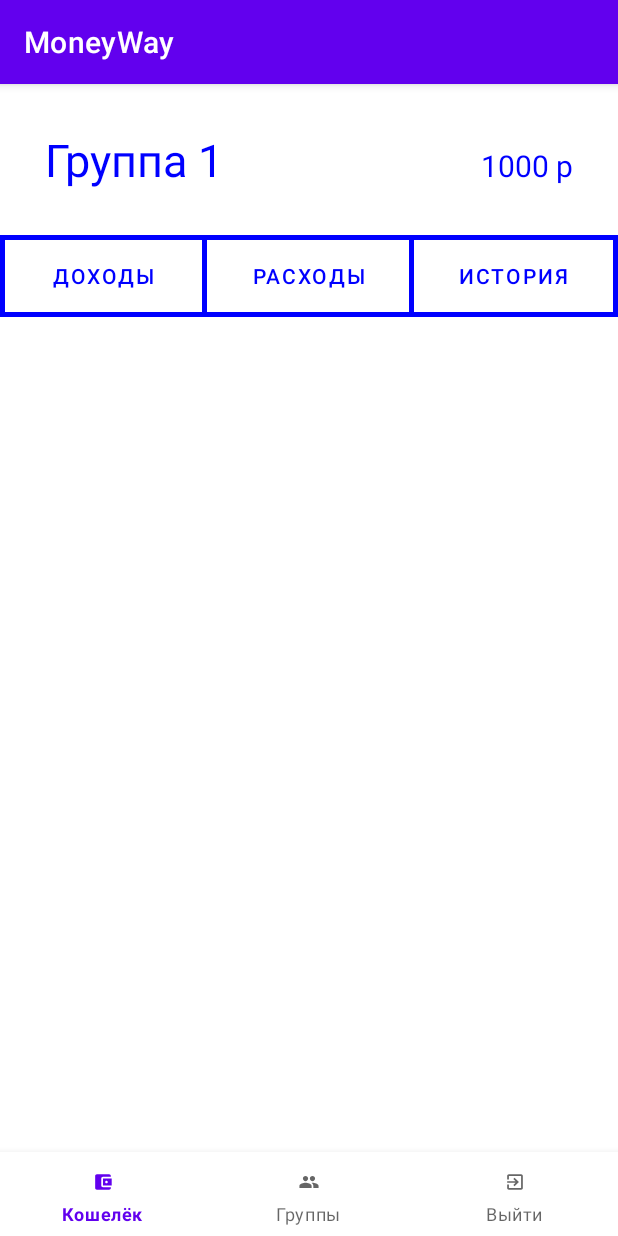
After one commit to PavelFilonov/MoneyWayApp, an Android app: the fragment GroupFragment shown on its own in the app's theme, on a phone screen of 412 x 824 dp. The commit adds this screen. Run offline under Robolectric (Android 15) with nearby library versions, the phone set to English and light mode, and no system bars.

Commit message:
Add group layout

```diff
--- /dev/null
+++ b/app/src/main/java/com/example/moneywayapp/GroupFragment.java
@@ -0,0 +1,64 @@
+package com.example.moneywayapp;
+
+import android.os.Bundle;
+
+import androidx.fragment.app.Fragment;
+
+import android.view.LayoutInflater;
+import android.view.View;
+import android.view.ViewGroup;
+
+/**
+ * A simple {@link Fragment} subclass.
+ * Use the {@link GroupFragment#newInstance} factory method to
+ * create an instance of this fragment.
+ */
+public class GroupFragment extends Fragment {
+
+    // TODO: Rename parameter arguments, choose names that match
+    // the fragment initialization parameters, e.g. ARG_ITEM_NUMBER
+    private static final String ARG_PARAM1 = "param1";
+    private static final String ARG_PARAM2 = "param2";
+
+    // TODO: Rename and change types of parameters
+    private String mParam1;
+    private String mParam2;
+
+    public GroupFragment() {
+        // Required empty public constructor
+    }
+
+    /**
+     * Use this factory method to create a new instance of
+     * this fragment using the provided parameters.
+     *
+     * @param param1 Parameter 1.
+     * @param param2 Parameter 2.
+     * @return A new instance of fragment GroupFragment.
+     */
+    // TODO: Rename and change types and number of parameters
+    public static GroupFragment newInstance(String param1, String param2) {
+        GroupFragment fragment = new GroupFragment();
+        Bundle args = new Bundle();
+        args.putString(ARG_PARAM1, param1);
+        args.putString(ARG_PARAM2, param2);
+        fragment.setArguments(args);
+        return fragment;
+    }
+
+    @Override
+    public void onCreate(Bundle savedInstanceState) {
+        super.onCreate(savedInstanceState);
+        if (getArguments() != null) {
+            mParam1 = getArguments().getString(ARG_PARAM1);
+            mParam2 = getArguments().getString(ARG_PARAM2);
+        }
+    }
+
+    @Override
+    public View onCreateView(LayoutInflater inflater, ViewGroup container,
+                             Bundle savedInstanceState) {
+        // Inflate the layout for this fragment
+        return inflater.inflate(R.layout.group, container, false);
+    }
+}
--- /dev/null
+++ b/app/src/main/res/layout/group.xml
@@ -0,0 +1,131 @@
+<?xml version="1.0" encoding="utf-8"?>
+<LinearLayout xmlns:android="http://schemas.android.com/apk/res/android"
+    xmlns:app="http://schemas.android.com/apk/res-auto"
+    xmlns:tools="http://schemas.android.com/tools"
+    android:layout_width="match_parent"
+    android:layout_height="match_parent"
+    android:orientation="vertical"
+    tools:context=".GroupFragment">
+
+    <LinearLayout
+        android:layout_width="match_parent"
+        android:layout_height="wrap_content"
+        android:layout_marginHorizontal="@dimen/app_name"
+        android:layout_marginTop="30dp"
+        android:orientation="horizontal">
+
+
+        <TextView
+            android:layout_width="match_parent"
+            android:layout_height="wrap_content"
+            android:layout_weight="1"
+            android:textColor="@color/blue"
+            android:textSize="30sp"
+            android:text="Группа 1" />
+
+        <TextView
+            android:layout_width="match_parent"
+            android:layout_height="wrap_content"
+            android:gravity="right"
+            android:layout_weight="1"
+            android:text="1000 р"
+            android:textColor="@color/blue"
+            android:textSize="20sp" />
+    </LinearLayout>
+
+    <LinearLayout
+        android:layout_width="match_parent"
+        android:layout_height="@dimen/border_button"
+        android:layout_marginTop="30dp"
+        android:background="@color/blue" />
+
+    <LinearLayout
+        android:layout_width="match_parent"
+        android:layout_height="wrap_content"
+        android:orientation="horizontal">
+
+        <LinearLayout
+            android:layout_width="@dimen/border_button"
+            android:layout_height="match_parent"
+            android:background="@color/blue"
+            android:orientation="vertical" />
+
+        <Button
+            android:id="@+id/button"
+            style="?android:attr/buttonBarButtonStyle"
+            android:layout_width="wrap_content"
+            android:layout_height="wrap_content"
+            android:layout_weight="1"
+            android:backgroundTint="@color/white"
+            android:text="Доходы"
+            android:textColor="@color/blue" />
+
+        <LinearLayout
+            android:layout_width="@dimen/border_button"
+            android:layout_height="match_parent"
+            android:background="@color/blue"
+            android:orientation="vertical" />
+
+        <Button
+            android:id="@+id/button2"
+            style="?android:attr/buttonBarButtonStyle"
+            android:layout_width="wrap_content"
+            android:layout_height="wrap_content"
+            android:layout_weight="1"
+            android:backgroundTint="@color/white"
+            android:text="Расходы"
+            android:textColor="@color/blue" />
+
+        <LinearLayout
+            android:layout_width="@dimen/border_button"
+            android:layout_height="match_parent"
+            android:background="@color/blue"
+            android:orientation="vertical" />
+
+        <Button
+            android:id="@+id/button3"
+            style="?android:attr/buttonBarButtonStyle"
+            android:layout_width="wrap_content"
+            android:layout_height="wrap_content"
+            android:layout_weight="1"
+            android:backgroundTint="@color/white"
+            android:text="История"
+            android:textColor="@color/blue" />
+
+        <LinearLayout
+            android:layout_width="@dimen/border_button"
+            android:layout_height="match_parent"
+            android:background="@color/blue"
+            android:orientation="vertical" />
+    </LinearLayout>
+
+    <LinearLayout
+        android:layout_width="match_parent"
+        android:layout_height="3dp"
+        android:background="@color/blue" />
+
+    <FrameLayout
+        android:id="@+id/frame_wallet"
+        android:layout_width="match_parent"
+        android:layout_height="wrap_content">
+
+        <LinearLayout
+            android:layout_width="match_parent"
+            android:layout_height="match_parent"
+            android:orientation="vertical">
+
+
+        </LinearLayout>
+    </FrameLayout>
+
+    <RelativeLayout
+        android:layout_width="match_parent"
+        android:layout_height="wrap_content">
+
+        <android.support.design.widget.BottomNavigationView
+            android:layout_width="match_parent"
+            android:layout_height="wrap_content"
+            android:layout_alignParentBottom="true"
+            app:menu="@menu/bottom_menu" />
+    </RelativeLayout>
+</LinearLayout>
--- a/app/src/main/res/values/strings.xml
+++ b/app/src/main/res/values/strings.xml
@@ -26,8 +26,8 @@
     <string name="groups_menu">Группы</string>
     <string name="exit_menu">Выйти</string>
     <string name="profile_image">Профиль</string>
+    <string name="name_category">Название категории</string>
+    <string name="add_category_button">Добавить</string>
     <!-- TODO: Remove or change this placeholder text -->
     <string name="hello_blank_fragment">Hello blank fragment</string>
-    <string name="name_category">Название категории</string>
-    <string name="add_category_button">Добавить</string>
 </resources>
```
